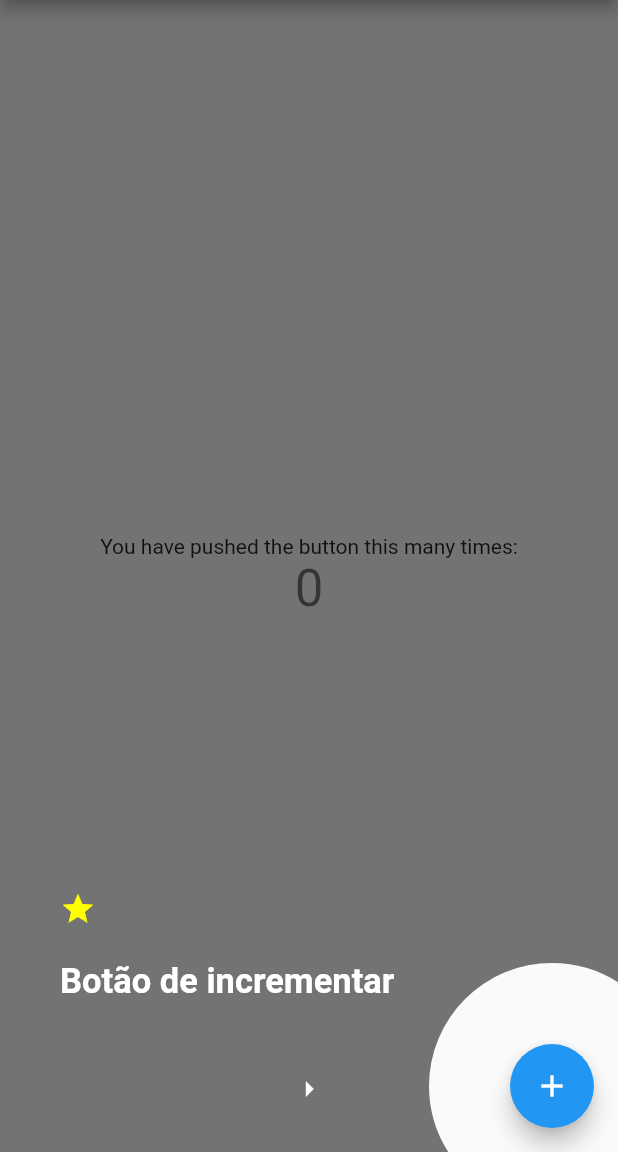
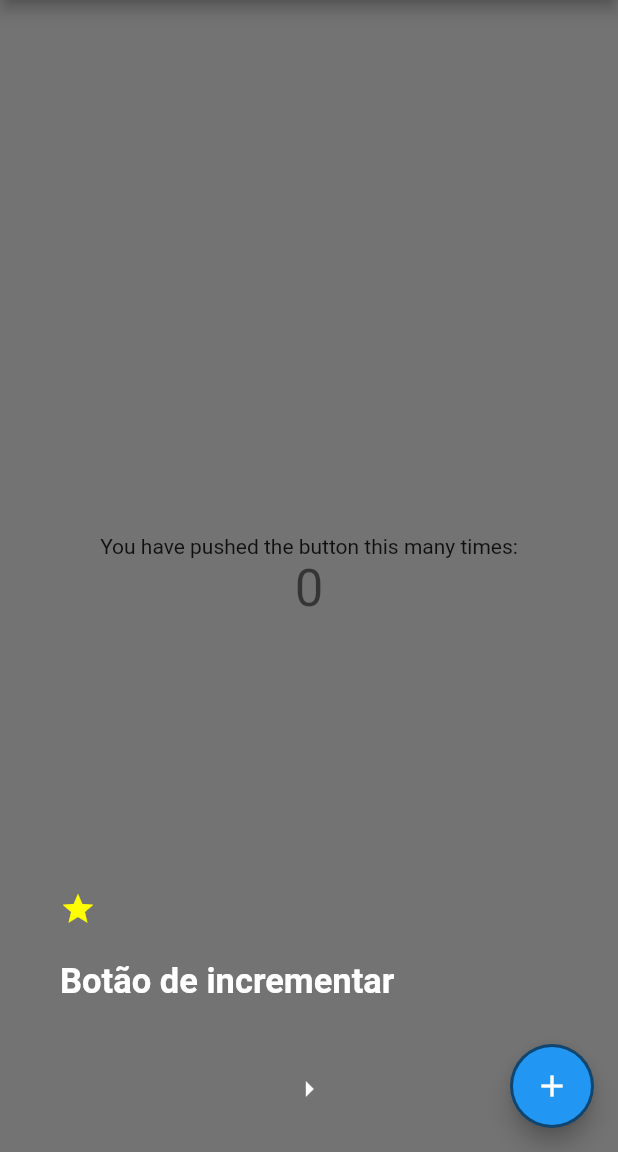
Before and after one commit to warlesoncandido/tutorial, a Flutter app: the screen it shows after launch, after a tap on the "add" icon, on a phone screen of 412 x 824 dp, the part 84-1236 px from its top. Run offline on Flutter 3.47's test engine with Material 2 defaults, Android fonts, the phone set to English and light mode, and no system bars.

Commit message:
Alterando tamanho do Focus

```diff
--- a/lib/tutorial.dart
+++ b/lib/tutorial.dart
@@ -30,7 +30,9 @@ class Tutorial {
                       shapeFocus: element.shapeFocus,
                       dx: offset.dx + (sizeWidget.width / 2),
                       dy: offset.dy + (sizeWidget.height / 2),
-                      radius: sizeWidget.width + sizeWidget.height,
+                      radius: sizeWidget.width < sizeWidget.height
+                          ? sizeWidget.height
+                          : sizeWidget.width,
                     ),
                   ),
                   ...element.children,
```
Also changed, not shown: 1 other file.
